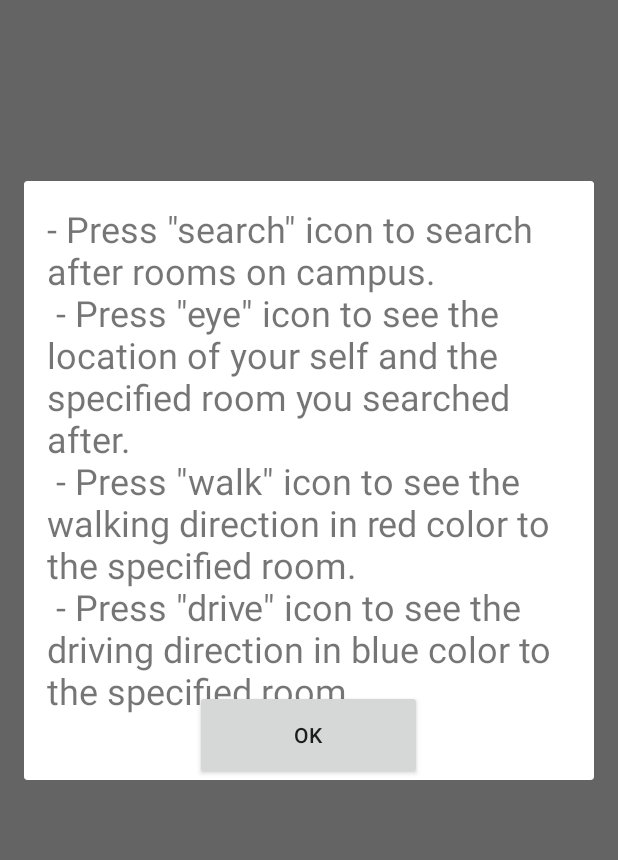
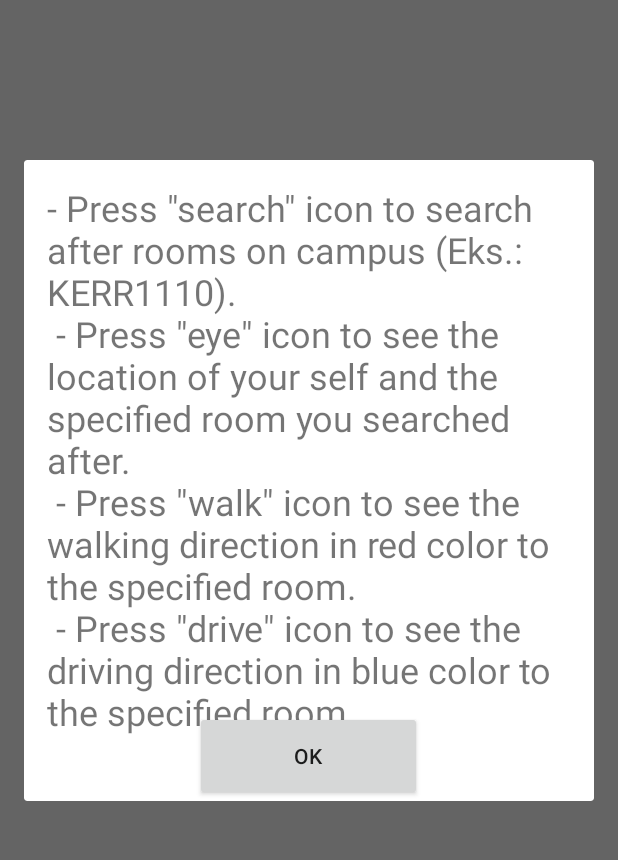
Before and after one commit to MaSommer/Mapster, an Android app: the screen it shows after launch (MapsActivity), after a tap on "direction", on a phone screen of 412 x 824 dp, the part 137-997 px from its top. Run offline under Robolectric (Android 15) with nearby library versions, the phone set to English and light mode, and no system bars.

Commit message:
String fixed

```diff
--- a/app/src/main/res/values/strings.xml
+++ b/app/src/main/res/values/strings.xml
@@ -4,7 +4,7 @@
     <string name="search_hint">Search building in room number</string>
 
     <!-- TODO: Remove or change this placeholder text -->
-    <string name="fragment_info_message">- Press \"search\" icon to search after rooms on campus.\n
+    <string name="fragment_info_message">- Press \"search\" icon to search after rooms on campus (Eks.: "KERR1110").\n
         - Press \"eye\" icon to see the location of your self and the specified room you searched after.\n
         - Press \"walk\" icon to see the walking direction in red color to the specified room.\n
         - Press \"drive\" icon to see the driving direction in blue color to the specified room. \n</string>
```
